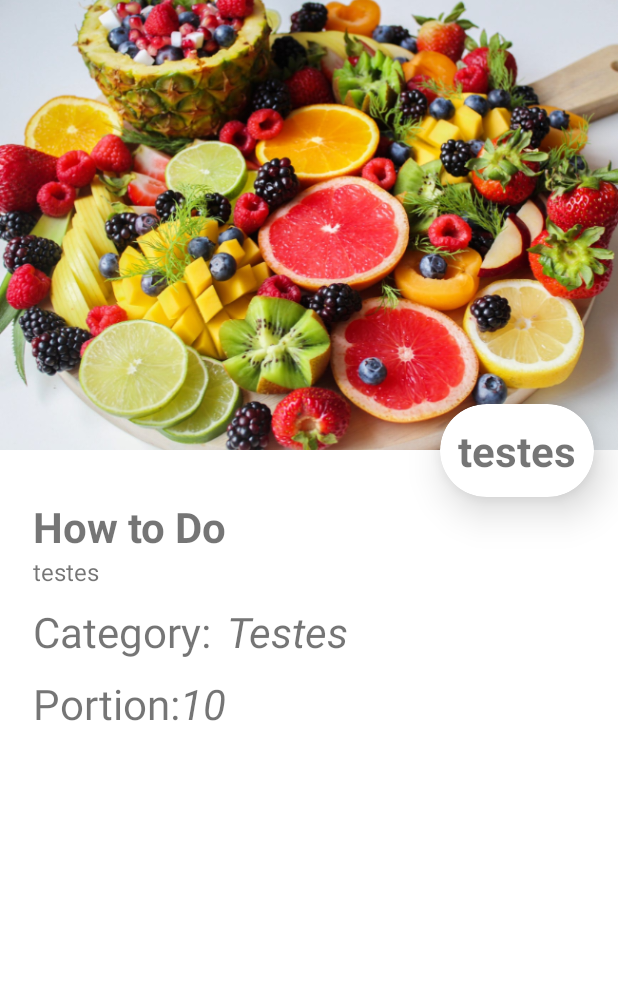
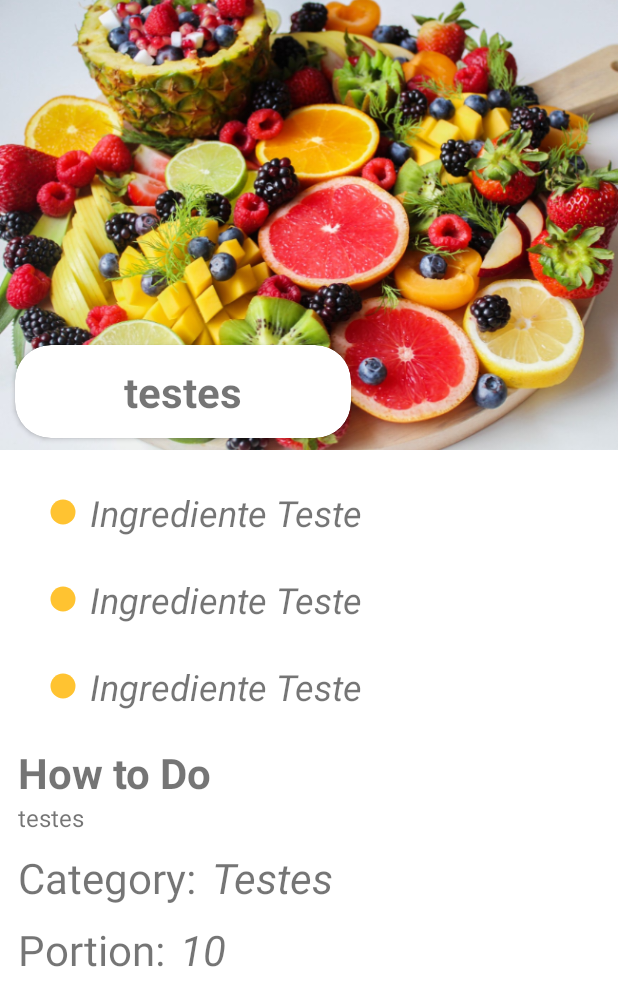
Before and after one commit to LucasMelll0/MyCookBook-With-Kotlin, an Android app: the layout activity_detalhes_receita.xml on its own in the app's theme, with its tools: preview values and no code run, on a phone screen of 412 x 824 dp. Shown: the top 1006 px of the screen. Run offline under Robolectric (Android 15) with nearby library versions, the phone set to English and light mode, and no system bars.

Commit message:
Adicionado a lista de ingredientes da receita no DetalhesReceitaActivity.kt. Começo da implementação do spinner de categorias no FormularioReceitaActivity.kt. Mudança no layout do activity_detalhes_receita.xml onde o nome da receita foi para junto da toolbar e foi mudado o limite de caracteres do nome da receita para 30.

```diff
--- a/app/src/main/java/com/example/mycookbook/database/converter/Converters.kt
+++ b/app/src/main/java/com/example/mycookbook/database/converter/Converters.kt
@@ -13,5 +13,5 @@ class Converters(){
     }
 
     @TypeConverter
-    fun fromArrayList(list: List<String>) : String = Gson().toJson(list)
+    fun fromList(list: List<String>) : String = Gson().toJson(list)
 }
--- /dev/null
+++ b/app/src/main/res/drawable/ic_ponto.xml
@@ -0,0 +1,5 @@
+<vector android:height="24dp" android:tint="#FFC331"
+    android:viewportHeight="24" android:viewportWidth="24"
+    android:width="24dp" xmlns:android="http://schemas.android.com/apk/res/android">
+    <path android:fillColor="@android:color/white" android:pathData="M12,12m-10,0a10,10 0,1 1,20 0a10,10 0,1 1,-20 0"/>
+</vector>
--- a/app/src/main/res/layout/activity_detalhes_receita.xml
+++ b/app/src/main/res/layout/activity_detalhes_receita.xml
@@ -19,7 +19,9 @@
             app:contentScrim="?attr/colorPrimary"
             app:expandedTitleMarginEnd="64dp"
             app:expandedTitleMarginStart="48dp"
-            app:layout_scrollFlags="scroll|exitUntilCollapsed">
+            app:layout_scrollFlags="scroll|exitUntilCollapsed"
+            app:titleCollapseMode="fade"
+            app:expandedTitleTextColor="@color/invisible">
 
             <androidx.appcompat.widget.AppCompatImageView
                 android:id="@+id/imageview_detalhes_receita"
@@ -33,52 +35,66 @@
                 android:id="@+id/toolbar_detalhes_receita"
                 android:layout_width="match_parent"
                 android:layout_height="?attr/actionBarSize"
-                app:layout_collapseMode="pin" />
-        </com.google.android.material.appbar.CollapsingToolbarLayout>
-    </com.google.android.material.appbar.AppBarLayout>
-
+                app:layout_collapseMode="pin"
+                />
             <androidx.cardview.widget.CardView
+                android:id="@+id/cardview_nome_detalhes"
                 android:layout_width="wrap_content"
                 android:layout_height="wrap_content"
                 android:layout_marginEnd="16dp"
                 android:minWidth="100dp"
                 android:minHeight="50dp"
-        app:cardCornerRadius="40dp"
-        app:cardElevation="16dp"
-        app:layout_anchor="@id/appbar_detalhes_receita"
-        app:layout_anchorGravity="bottom|end">
+                app:cardCornerRadius="24dp"
+                app:cardElevation="@dimen/cardview_default_elevation"
+                android:layout_gravity="bottom"
+                android:layout_marginStart="10dp"
+                android:layout_marginBottom="8dp"
+                app:layout_collapseMode="parallax"
+                >
+
 
                 <androidx.appcompat.widget.AppCompatTextView
                     android:id="@+id/textview_nome_receita_detalhes"
-            android:layout_width="wrap_content"
+                    android:layout_width="200dp"
                     android:layout_height="wrap_content"
                     android:layout_gravity="center"
                     android:layout_margin="12dp"
-            android:maxWidth="300dp"
+                    android:maxWidth="200dp"
                     android:textSize="28sp"
                     android:textAlignment="center"
                     android:textStyle="bold"
-            tools:text="testes" />
+                    tools:text="testes"
+                    android:maxLines="2"
+                    android:ellipsize="end"/>
             </androidx.cardview.widget.CardView>
+
+        </com.google.android.material.appbar.CollapsingToolbarLayout>
+    </com.google.android.material.appbar.AppBarLayout>
+
+
 
     <androidx.core.widget.NestedScrollView
         android:layout_width="match_parent"
         android:layout_height="match_parent"
         android:fillViewport="true"
-        app:layout_behavior="com.google.android.material.appbar.AppBarLayout$ScrollingViewBehavior">
+        app:layout_behavior="com.google.android.material.appbar.AppBarLayout$ScrollingViewBehavior"
+     >
 
         <androidx.constraintlayout.widget.ConstraintLayout
             android:layout_width="match_parent"
             android:layout_height="wrap_content"
-            android:padding="12dp">
+            android:padding="12dp"
+            >
             <androidx.recyclerview.widget.RecyclerView
                 android:id="@+id/recyclerview_ingredientes_receita_detalhes"
                 android:layout_width="0dp"
                 android:layout_height="wrap_content"
-                android:layout_margin="10dp"
                 app:layout_constraintEnd_toEndOf="parent"
                 app:layout_constraintStart_toStartOf="parent"
-                app:layout_constraintTop_toTopOf="parent" />
+                app:layout_constraintTop_toTopOf="parent"
+                tools:listitem="@layout/ingrediente_item_detalhes"
+                tools:itemCount="3"
+                />
 
             <androidx.appcompat.widget.AppCompatTextView
                 android:id="@+id/modo_de_preparo_titulo"
@@ -138,6 +154,7 @@
                 android:id="@+id/textview_porcao_receita_detalhes"
                 android:layout_width="wrap_content"
                 android:layout_height="wrap_content"
+                android:layout_marginStart="10dp"
                 android:textSize="28sp"
                 android:textStyle="italic"
                 app:layout_constraintBottom_toBottomOf="@id/porcao_titulo"
--- /dev/null
+++ b/app/src/main/res/layout/ingrediente_item_detalhes.xml
@@ -0,0 +1,36 @@
+<?xml version="1.0" encoding="utf-8"?>
+<androidx.cardview.widget.CardView xmlns:android="http://schemas.android.com/apk/res/android"
+    android:layout_width="match_parent"
+    android:layout_height="50dp"
+    xmlns:app="http://schemas.android.com/apk/res-auto"
+    xmlns:tools="http://schemas.android.com/tools"
+    app:cardElevation="0dp"
+    android:layout_margin="4dp"
+    app:cardCornerRadius="@dimen/cardview_default_radius">
+    <androidx.constraintlayout.widget.ConstraintLayout
+        android:layout_width="match_parent"
+        android:layout_height="match_parent">
+        <androidx.appcompat.widget.AppCompatImageView
+            android:id="@+id/ponto_item_detalhe"
+            android:layout_width="20dp"
+            android:layout_height="20dp"
+            app:layout_constraintTop_toTopOf="parent"
+            app:layout_constraintBottom_toBottomOf="parent"
+            app:layout_constraintStart_toStartOf="parent"
+            app:srcCompat="@drawable/ic_ponto"
+            android:layout_marginStart="16dp"/>
+        <androidx.appcompat.widget.AppCompatTextView
+            android:id="@+id/textview_ingrediente_nome_item_detalhe"
+            android:layout_width="wrap_content"
+            android:layout_height="wrap_content"
+            app:layout_constraintTop_toTopOf="@id/ponto_item_detalhe"
+            app:layout_constraintStart_toEndOf="@id/ponto_item_detalhe"
+            app:layout_constraintBottom_toBottomOf="@id/ponto_item_detalhe"
+            tools:text="Ingrediente Teste"
+            android:layout_marginStart="8dp"
+            android:textSize="24sp"
+            android:textStyle="italic"/>
+    </androidx.constraintlayout.widget.ConstraintLayout>
+
+
+</androidx.cardview.widget.CardView>
--- a/app/src/main/res/values/colors.xml
+++ b/app/src/main/res/values/colors.xml
@@ -14,4 +14,5 @@
     <color name="black">#FF000000</color>
     <color name="white">#FFFFFFFF</color>
     <color name="lightGray">#F1EEEE</color>
+    <color name="invisible">#00FFFFFF</color>
 </resources>
```
Also changed, not shown: app/src/main/java/com/example/mycookbook/ui/activity/DetalhesReceitaActivity.kt (+11 -0 lines), app/src/main/java/com/example/mycookbook/ui/activity/FormularioReceitaActivity.kt (+24 -7 lines), app/src/main/java/com/example/mycookbook/ui/recyclerview/adapter/ListaDeIngredientesDetalhesAdapter.kt (added, +42 -0 lines), app/src/main/res/layout/activity_formulario_receita.xml (+9 -10 lines), app/src/main/res/values/categorias_de_receita.xml (added, +21 -0 lines), 1 other file. Lines whose indentation alone changed are shown as unchanged.
